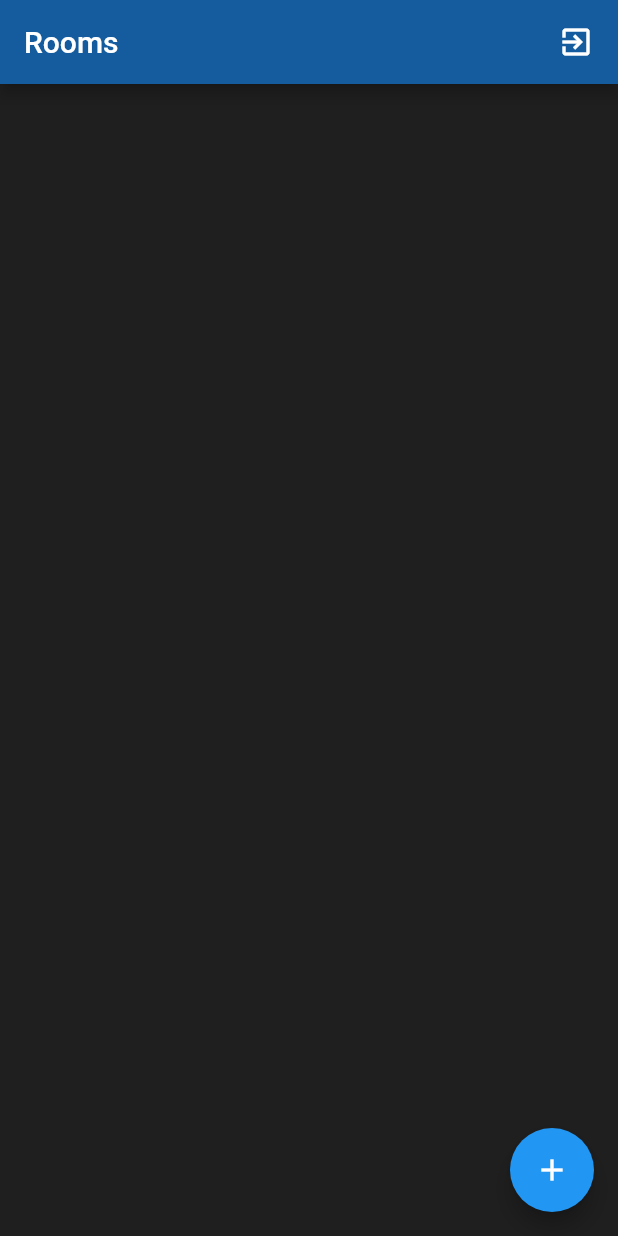
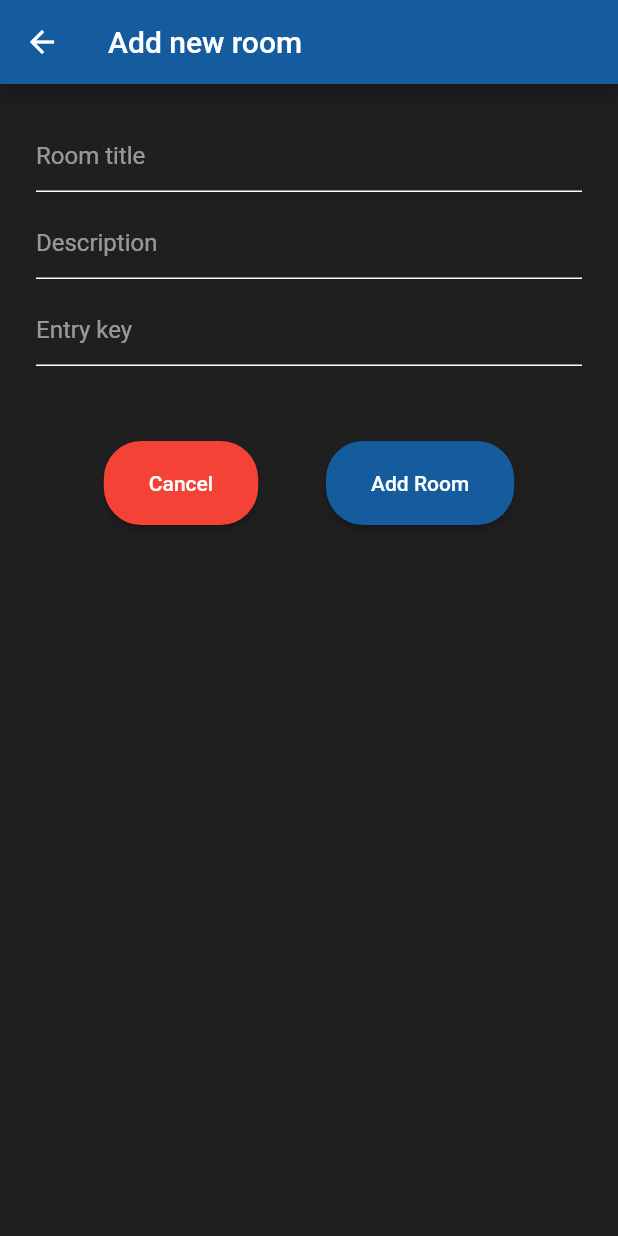
Before and after one commit to wsacha/TaskManager, a Flutter app: the HomeRoom screen opened directly, after a tap on the "add" icon, on a phone screen of 412 x 824 dp. Run offline on Flutter 3.47's test engine with Material 2 defaults, Android fonts, the phone set to English and light mode, and no system bars; our stand-ins replace cloud_firestore, firebase_auth, firebase_core, shared_preferences; accounts and stored records are empty.

Commit message:
Added AddRoom Screen, fixed styling issues

```diff
--- /dev/null
+++ b/lib/views/addroom_screen.dart
@@ -0,0 +1,104 @@
+import 'package:flutter/material.dart';
+import 'package:provider/provider.dart';
+import 'package:task_manager/providers/user_model.dart';
+import 'package:task_manager/widgets/widget.dart';
+
+class AddRoom extends StatefulWidget {
+  AddRoom({Key key}) : super(key: key);
+
+  @override
+  _AddRoomState createState() => _AddRoomState();
+}
+
+class _AddRoomState extends State<AddRoom> {
+  final formKey = GlobalKey<FormState>();
+
+  TextEditingController roomTitleTextEditingController = new TextEditingController();
+  TextEditingController descriptionTextEditingController = new TextEditingController();
+  TextEditingController entryKeyTextEditingController = new TextEditingController();
+
+  addRoom() async {}
+
+  @override
+  Widget build(BuildContext context) {
+    final userData = Provider.of<UserDataModel>(context, listen: false);
+    return Scaffold(
+      appBar: appBarScreens(context, "Add new room"),
+      body: SingleChildScrollView(
+        child: Container(
+          child: Container(
+            padding: EdgeInsets.symmetric(horizontal: 24),
+            child: Column(
+              mainAxisSize: MainAxisSize.min,
+              children: [
+                SizedBox(
+                  height: 24,
+                ),
+                Form(
+                  key: formKey,
+                  child: Column(
+                    children: [
+                      TextFormField(
+                        validator: (val) {
+                          return val.isEmpty || val.length < 4 ? "Room title too short" : null;
+                        },
+                        controller: roomTitleTextEditingController,
+                        style: simpleTextStyle(),
+                        decoration: textFieldInputDecoration("Room title"),
+                      ),
+                      SizedBox(height: 10),
+                      TextFormField(
+                        validator: (val) {
+                          return val.isEmpty || val.length < 6 ? "Description too short" : null;
+                        },
+                        controller: descriptionTextEditingController,
+                        style: simpleTextStyle(),
+                        decoration: textFieldInputDecoration("Description"),
+                      ),
+                      SizedBox(height: 10),
+                      TextFormField(
+                        validator: (val) {
+                          return val.isEmpty || val.length < 4 ? "Entry key too short" : null;
+                        },
+                        controller: entryKeyTextEditingController,
+                        style: simpleTextStyle(),
+                        decoration: textFieldInputDecoration("Entry key"),
+                      )
+                    ],
+                  ),
+                ),
+                SizedBox(height: 50),
+                Row(
+                  mainAxisAlignment: MainAxisAlignment.spaceEvenly,
+                  children: [
+                    RaisedButton(
+                      padding: EdgeInsets.fromLTRB(30, 20, 30, 20),
+                      shape: RoundedRectangleBorder(borderRadius: BorderRadius.circular(25)),
+                      color: Colors.red[500],
+                      child: Text(
+                        "Cancel",
+                        style: TextStyle(color: Colors.white),
+                      ),
+                      onPressed: () {
+                        Navigator.pop(context);
+                      },
+                    ),
+                    RaisedButton(
+                      padding: EdgeInsets.fromLTRB(30, 20, 30, 20),
+                      shape: RoundedRectangleBorder(borderRadius: BorderRadius.circular(25)),
+                      color: Color(0xff145C9E),
+                      child: Text("Add Room", style: TextStyle(color: Colors.white)),
+                      onPressed: () async {
+                        await addRoom();
+                      },
+                    )
+                  ],
+                )
+              ],
+            ),
+          ),
+        ),
+      ),
+    );
+  }
+}
--- a/lib/views/home.dart
+++ b/lib/views/home.dart
@@ -6,6 +6,7 @@ import 'package:task_manager/services/auth.dart';
 import 'package:task_manager/services/database.dart';
 import 'package:task_manager/utils/authenticate.dart';
 import 'package:task_manager/utils/sharedpreferences.dart';
+import 'package:task_manager/views/addroom_screen.dart';
 
 class HomeRoom extends StatefulWidget {
   HomeRoom({Key key}) : super(key: key);
@@ -82,6 +83,7 @@ class _HomeRoomState extends State<HomeRoom> {
         onPressed: () {
           var state = Provider.of<UserDataModel>(context, listen: false);
           print("name: ${state.userName}, email: ${state.userEmail}");
+          Navigator.push(context, MaterialPageRoute(builder: (context) => AddRoom()));
         },
       ),
     );
--- a/lib/views/signin.dart
+++ b/lib/views/signin.dart
@@ -95,6 +95,9 @@ class _SignInState extends State<SignIn> {
                                     style: simpleTextStyle(),
                                     decoration: textFieldInputDecoration('email'),
                                   ),
+                                  SizedBox(
+                                    height: 10,
+                                  ),
                                   TextFormField(
                                     obscureText: true,
                                     validator: (val) {
--- a/lib/views/signup.dart
+++ b/lib/views/signup.dart
@@ -115,6 +115,9 @@ class _SignUpState extends State<SignUp> {
                                     style: simpleTextStyle(),
                                     decoration: textFieldInputDecoration('username'),
                                   ),
+                                  SizedBox(
+                                    height: 10,
+                                  ),
                                   TextFormField(
                                     validator: (val) {
                                       return RegExp(
@@ -127,6 +130,9 @@ class _SignUpState extends State<SignUp> {
                                     controller: userEmailTextEditingController,
                                     style: simpleTextStyle(),
                                     decoration: textFieldInputDecoration('email'),
+                                  ),
+                                  SizedBox(
+                                    height: 10,
                                   ),
                                   TextFormField(
                                     obscureText: true,
```
Also changed, not shown: 1 other file.
